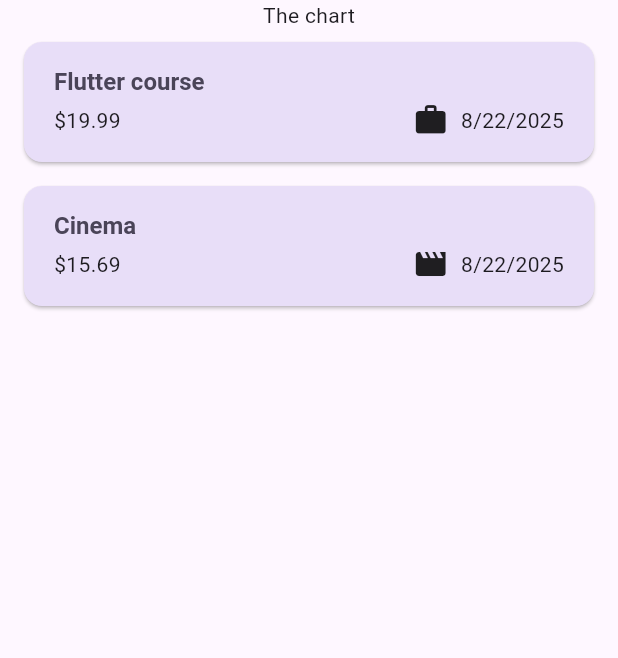
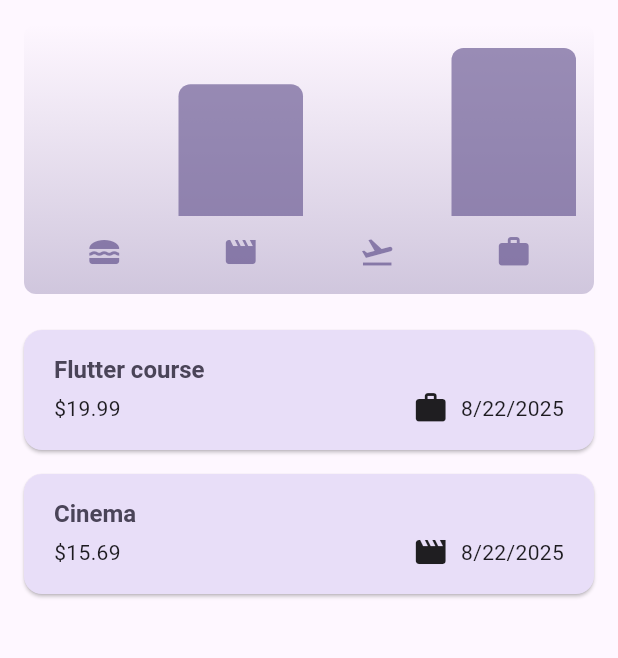
Before and after one commit to NiazSagor/flutter_expense_tracker, a Flutter app: the screen it shows after launch, on a phone screen of 412 x 824 dp, the part 84-742 px from its top. Run offline on Flutter 3.47's test engine with Material 3 defaults, Android fonts, the phone set to English and light mode, and no system bars.

Commit message:
:clown_face: feat: Add chart visualization for expenses
This commit introduces a chart to visualize expenses by category.

Key changes:
- Added `Chart` widget:
    - Displays expense data using `ChartBar` widgets for each category (food, leisure, travel, work).
    - Calculates `maxTotalExpense` to normalize bar heights.
    - Styles the chart container with a gradient and rounded corners.
    - Displays category icons below the chart bars.
- Added `ChartBar` widget:
    - Represents a single bar in the chart.
    - Fills a `FractionallySizedBox` based on the `fill` property (expense amount relative to max).
    - Styles the bar with rounded top corners and appropriate colors for light/dark mode.
- Integrated `Chart` widget into `Expenses` screen:
    - Replaced placeholder text with the `Chart` widget, passing `_registeredExpenses`.

Took 13 minutes

```diff
--- /dev/null
+++ b/lib/widgets/chart/chart.dart
@@ -0,0 +1,91 @@
+import 'package:flutter/material.dart';
+
+import '../../models/expense.dart';
+import 'chart_bar.dart';
+
+class Chart extends StatelessWidget {
+  const Chart({super.key, required this.expenses});
+
+  final List<Expense> expenses;
+
+  List<ExpenseBucket> get buckets {
+    return [
+      ExpenseBucket.forCategory(expenses, Category.food),
+      ExpenseBucket.forCategory(expenses, Category.leisure),
+      ExpenseBucket.forCategory(expenses, Category.travel),
+      ExpenseBucket.forCategory(expenses, Category.work),
+    ];
+  }
+
+  double get maxTotalExpense {
+    double maxTotalExpense = 0;
+
+    for (final bucket in buckets) {
+      if (bucket.totalExpenses > maxTotalExpense) {
+        maxTotalExpense = bucket.totalExpenses;
+      }
+    }
+
+    return maxTotalExpense;
+  }
+
+  @override
+  Widget build(BuildContext context) {
+    final isDarkMode =
+        MediaQuery.of(context).platformBrightness == Brightness.dark;
+    return Container(
+      margin: const EdgeInsets.all(16),
+      padding: const EdgeInsets.symmetric(vertical: 16, horizontal: 8),
+      width: double.infinity,
+      height: 180,
+      decoration: BoxDecoration(
+        borderRadius: BorderRadius.circular(8),
+        gradient: LinearGradient(
+          colors: [
+            Theme.of(context).colorScheme.primary.withOpacity(0.3),
+            Theme.of(context).colorScheme.primary.withOpacity(0.0),
+          ],
+          begin: Alignment.bottomCenter,
+          end: Alignment.topCenter,
+        ),
+      ),
+      child: Column(
+        children: [
+          Expanded(
+            child: Row(
+              crossAxisAlignment: CrossAxisAlignment.end,
+              children: [
+                for (final bucket in buckets) // alternative to map()
+                  ChartBar(
+                    fill: bucket.totalExpenses == 0
+                        ? 0
+                        : bucket.totalExpenses / maxTotalExpense,
+                  ),
+              ],
+            ),
+          ),
+          const SizedBox(height: 12),
+          Row(
+            children: buckets
+                .map(
+                  (bucket) => Expanded(
+                    child: Padding(
+                      padding: const EdgeInsets.symmetric(horizontal: 4),
+                      child: Icon(
+                        categoryIcons[bucket.category],
+                        color: isDarkMode
+                            ? Theme.of(context).colorScheme.secondary
+                            : Theme.of(
+                                context,
+                              ).colorScheme.primary.withOpacity(0.7),
+                      ),
+                    ),
+                  ),
+                )
+                .toList(),
+          ),
+        ],
+      ),
+    );
+  }
+}
--- /dev/null
+++ b/lib/widgets/chart/chart_bar.dart
@@ -0,0 +1,32 @@
+import 'package:flutter/material.dart';
+
+class ChartBar extends StatelessWidget {
+  const ChartBar({super.key, required this.fill});
+
+  final double fill;
+
+  @override
+  Widget build(BuildContext context) {
+    final isDarkMode =
+        MediaQuery.of(context).platformBrightness == Brightness.dark;
+    return Expanded(
+      child: Padding(
+        padding: const EdgeInsets.symmetric(horizontal: 4),
+        child: FractionallySizedBox(
+          heightFactor: fill,
+          child: DecoratedBox(
+            decoration: BoxDecoration(
+              shape: BoxShape.rectangle,
+              borderRadius: const BorderRadius.vertical(
+                top: Radius.circular(8),
+              ),
+              color: isDarkMode
+                  ? Theme.of(context).colorScheme.secondary
+                  : Theme.of(context).colorScheme.primary.withOpacity(0.65),
+            ),
+          ),
+        ),
+      ),
+    );
+  }
+}
--- a/lib/widgets/expenses.dart
+++ b/lib/widgets/expenses.dart
@@ -3,6 +3,7 @@ import 'package:flutter_expense_tracker/widgets/expense_list/expenses_list.dart'
 import 'package:flutter_expense_tracker/widgets/new_expense.dart';
 
 import '../models/expense.dart';
+import 'chart/chart.dart';
 
 class Expenses extends StatefulWidget {
   const Expenses({super.key});
@@ -92,7 +93,7 @@ class _ExpensesState extends State {
       ),
       body: Column(
         children: [
-          Text("The chart"),
+          Chart(expenses: _registeredExpenses),
           Expanded(child: mainContent),
         ],
       ),
```
